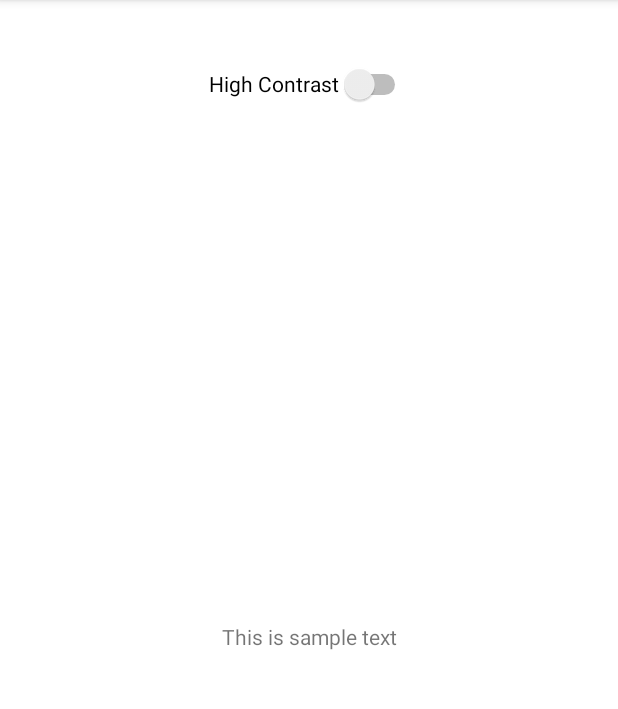
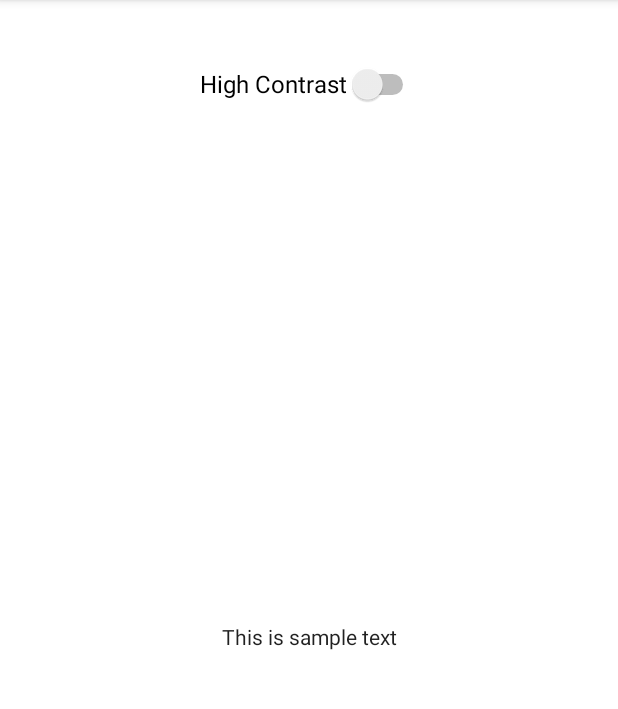
Before and after one commit to homedork-se2/Mocked-client, an Android app: the screen it shows after launch (ContrastActivity), on a phone screen of 412 x 824 dp, the part 84-793 px from its top. Run offline under Robolectric (Android 15) with nearby library versions, the phone set to English and light mode, and no system bars.

Commit message:
Themes now change text size
High contrast theme gives bigger text font, compared to normal theme

```diff
--- a/MockedClientApp/app/src/main/res/values/styles.xml
+++ b/MockedClientApp/app/src/main/res/values/styles.xml
@@ -1,3 +1,37 @@
 <?xml version="1.0" encoding="utf-8"?>
 <resources>
+    <!-- Normal font -->
+    <style name="NormalTextSize" parent="@android:style/TextAppearance">
+        <item name="android:textSize">16sp</item>
+    </style>
+    <style name="NormalTextSize.Large" >
+        <item name="android:textSize">22sp</item>
+    </style>
+    <style name="NormalTextSize.Medium" >
+        <item name="android:textSize">18sp</item>
+    </style>
+    <style name="NormalTextSize.Small" >
+        <item name="android:textSize">14sp</item>
+    </style>
+    <style name="EditText_NormalTextSize" parent="@android:style/Widget.EditText">
+        <item name="android:textSize">16sp</item>
+    </style>
+
+
+    <!-- Big font -->
+    <style name="BigTextSize" parent="@android:style/TextAppearance">
+        <item name="android:textSize">22sp</item>
+    </style>
+    <style name="BigTextSize.Large" >
+        <item name="android:textSize">30sp</item>
+    </style>
+    <style name="BigTextSize.Medium" >
+        <item name="android:textSize">25sp</item>
+    </style>
+    <style name="BigTextSize.Small" >
+        <item name="android:textSize">20sp</item>
+    </style>
+    <style name="EditText_BigTextSize" parent="@android:style/Widget.EditText">
+        <item name="android:textSize">22sp</item>
+    </style>
 </resources>
--- a/MockedClientApp/app/src/main/res/values/themes.xml
+++ b/MockedClientApp/app/src/main/res/values/themes.xml
@@ -11,7 +11,13 @@
         <item name="colorOnSecondary">@color/black</item>
         <!-- Status bar color. -->
         <item name="android:statusBarColor" tools:targetApi="l">?attr/colorPrimaryVariant</item>
-        <!-- Customize your theme here. -->
+        <!-- Text sizes -->
+        <item name="android:textAppearance">@style/NormalTextSize</item>
+        <item name="android:textAppearanceLarge">@style/NormalTextSize.Large</item>
+        <item name="android:textAppearanceMedium">@style/NormalTextSize.Medium</item>
+        <item name="android:textAppearanceSmall">@style/NormalTextSize.Small</item>
+        <item name="android:editTextStyle">@style/EditText_NormalTextSize</item>
+
     </style>
 
     <!-- HIGH CONTRAST THEME -->
@@ -24,9 +30,15 @@
         <item name="colorSecondary">@color/teal_200</item>
         <item name="colorSecondaryVariant">@color/teal_700</item>
         <item name="colorOnSecondary">@color/white</item>
-        <!-- Customize your theme here. -->
+        <!-- Custom colors -->
         <item name="android:textColor">@color/white</item>
         <item name="android:background">@color/dark_grey</item>
+        <!-- Text sizes -->
+        <item name="android:textAppearance">@style/BigTextSize</item>
+        <item name="android:textAppearanceLarge">@style/BigTextSize.Large</item>
+        <item name="android:textAppearanceMedium">@style/BigTextSize.Medium</item>
+        <item name="android:textAppearanceSmall">@style/BigTextSize.Small</item>
+        <item name="android:editTextStyle">@style/EditText_BigTextSize</item>
     </style>
 
     <style name="Theme.MockedClient.NoActionBar">
```
Also changed, not shown: 1 other file.
